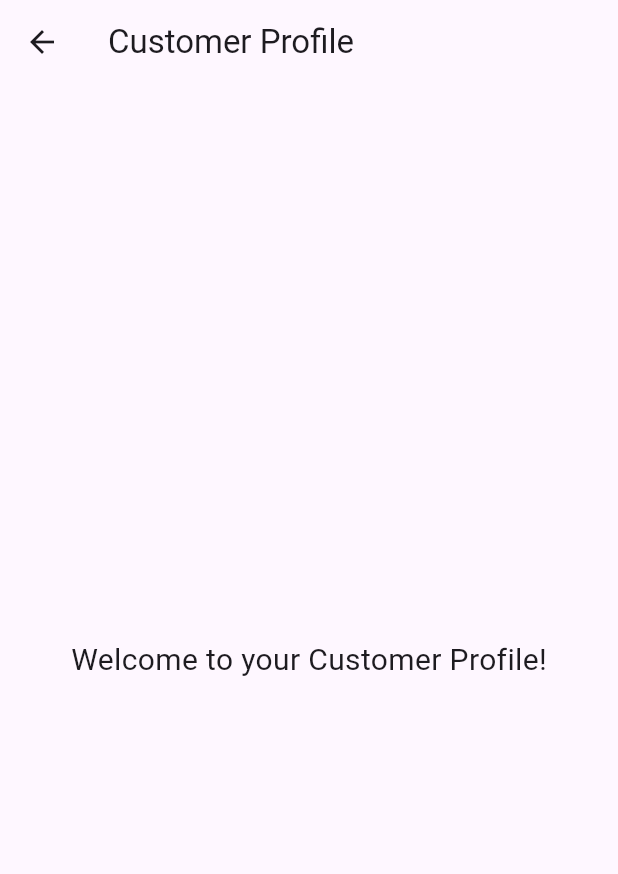
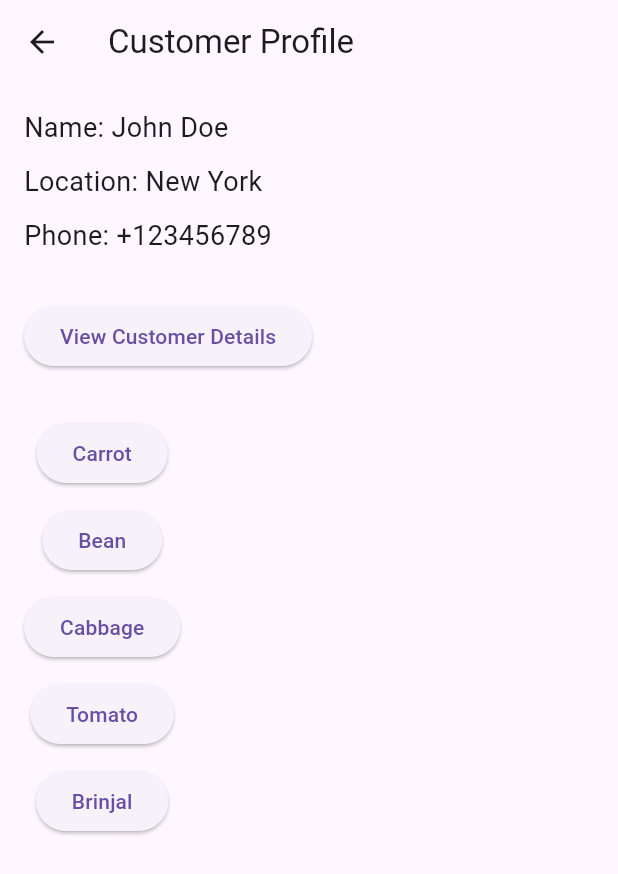
Before and after one commit to Chanuth412-pixel/agrimate, a Flutter app: the CustomerProfileScreen screen opened by its route, on a phone screen of 412 x 824 dp. Shown: the top 874 px of the screen. Run offline on Flutter 3.47's test engine with Material 3 defaults, Android fonts, the phone set to English and light mode, and no system bars; our stand-ins replace cloud_firestore, firebase_core, shared_preferences; accounts and stored records are empty.

Commit message:
Commited So Far by _Chanuth_

```diff
--- a/lib/main.dart
+++ b/lib/main.dart
@@ -42,8 +42,8 @@ class MyApp extends StatelessWidget {
         '/createCustomerProfile': (context) => CreateCustomerProfileScreen(),  // Customer Sign-Up
         '/farmerProfile': (context) => FarmerProfileScreen(),  // Farmer Profile
         '/customerProfile': (context) => CustomerProfileScreen(),  // Customer Profile
-        '/farmerLogIn': (context) => FarmerLogInScreen(),  // Farmer Log In
-        '/customerLogIn': (context) => CustomerLogInScreen(),  // Customer Log In
+        '/farmerLogIn': (context) => FarmerLogInScreen(),  // Correct import for Farmer Log In screen
+        '/customerLogIn': (context) => CustomerLogInScreen(),  // Correct import for Customer Log In screen
         '/farmerSelection': (context) => RoleSelectionScreen(role: 'Farmer'),  // Farmer Role Selection
         '/customerSelection': (context) => RoleSelectionScreen(role: 'Customer'),  // Customer Role Selection
       },
--- /dev/null
+++ b/lib/screens/customer_detail_page.dart
@@ -0,0 +1,34 @@
+import 'package:flutter/material.dart';
+
+class CustomerDetailPage extends StatelessWidget {
+  final Map<String, dynamic> customerData;  // Required named parameter
+
+  // Constructor to receive customerData
+  CustomerDetailPage({required this.customerData});
+
+  @override
+  Widget build(BuildContext context) {
+    // Extract customer data
+    String name = customerData['name'] ?? 'N/A';
+    String location = customerData['location'] ?? 'N/A';
+    String phone = customerData['phone'] ?? 'N/A';
+
+    return Scaffold(
+      appBar: AppBar(title: const Text('Customer Details')),
+      body: Padding(
+        padding: const EdgeInsets.all(16.0),
+        child: Column(
+          crossAxisAlignment: CrossAxisAlignment.start,
+          children: [
+            Text('Name: $name', style: TextStyle(fontSize: 18)),
+            SizedBox(height: 10),
+            Text('Location: $location', style: TextStyle(fontSize: 18)),
+            SizedBox(height: 10),
+            Text('Phone: $phone', style: TextStyle(fontSize: 18)),
+            // Add more fields if needed
+          ],
+        ),
+      ),
+    );
+  }
+}
--- a/lib/screens/customer_profile_screen.dart
+++ b/lib/screens/customer_profile_screen.dart
@@ -1,13 +1,95 @@
 import 'package:flutter/material.dart';
+import 'customer_detail_page.dart';  // Import the CustomerDetailPage
 
 class CustomerProfileScreen extends StatelessWidget {
   @override
   Widget build(BuildContext context) {
+    // Sample data, replace with dynamic data if needed
+    Map<String, dynamic> customerData = {
+      'name': 'John Doe',
+      'location': 'New York',
+      'phone': '+123456789',
+    };
+
     return Scaffold(
       appBar: AppBar(title: const Text('Customer Profile')),
-      body: const Center(
-        child: Text('Welcome to your Customer Profile!', style: TextStyle(fontSize: 20)),
+      body: Padding(
+        padding: const EdgeInsets.all(16.0),
+        child: Column(
+          crossAxisAlignment: CrossAxisAlignment.start, // Aligning the text to the left
+          children: [
+            // Display customer data in a neat format
+            Text(
+              'Name: ${customerData['name']}',
+              style: TextStyle(fontSize: 18),
+            ),
+            SizedBox(height: 10),
+            Text(
+              'Location: ${customerData['location']}',
+              style: TextStyle(fontSize: 18),
+            ),
+            SizedBox(height: 10),
+            Text(
+              'Phone: ${customerData['phone']}',
+              style: TextStyle(fontSize: 18),
+            ),
+            SizedBox(height: 30), // Adding some space before the button section
+
+            // Button to navigate to CustomerDetailPage
+            ElevatedButton(
+              onPressed: () {
+                // Pass the customer data to the CustomerDetailPage
+                Navigator.push(
+                  context,
+                  MaterialPageRoute(
+                    builder: (context) => CustomerDetailPage(customerData: customerData),
+                  ),
+                );
+              },
+              child: Text("View Customer Details"),
+            ),
+
+            SizedBox(height: 30), // Adding space before vegetable buttons
+
+            // Vegetable Buttons
+            Column(
+              children: [
+                VegetableButton(vegetableName: "Carrot", context: context),
+                SizedBox(height: 10), // Add space between buttons
+                VegetableButton(vegetableName: "Bean", context: context),
+                SizedBox(height: 10),
+                VegetableButton(vegetableName: "Cabbage", context: context),
+                SizedBox(height: 10),
+                VegetableButton(vegetableName: "Tomato", context: context),
+                SizedBox(height: 10),
+                VegetableButton(vegetableName: "Brinjal", context: context),
+              ],
+            )
+          ],
+        ),
       ),
     );
   }
 }
+
+// A reusable widget for each vegetable button
+class VegetableButton extends StatelessWidget {
+  final String vegetableName;
+  final BuildContext context;
+
+  VegetableButton({required this.vegetableName, required this.context});
+
+  @override
+  Widget build(BuildContext context) {
+    return ElevatedButton(
+      onPressed: () {
+        // Action for the vegetable button, for now just a placeholder
+        print('Selected $vegetableName');
+        ScaffoldMessenger.of(context).showSnackBar(
+          SnackBar(content: Text('$vegetableName selected')),
+        );
+      },
+      child: Text(vegetableName),
+    );
+  }
+}
--- /dev/null
+++ b/lib/screens/farmer_detail_screen.dart
@@ -0,0 +1,40 @@
+import 'package:flutter/material.dart';
+
+class FarmerDetailScreen extends StatelessWidget {
+  final Map<String, dynamic> farmerData;
+
+  // Constructor to receive farmer data from the previous screen
+  FarmerDetailScreen({required this.farmerData});
+
+  @override
+  Widget build(BuildContext context) {
+    // Fetching farmer data from the passed map
+    String name = farmerData['name'] ?? 'N/A';
+    String location = farmerData['location'] ?? 'N/A';
+    String phone = farmerData['phone'] ?? 'N/A';
+
+    return Scaffold(
+      appBar: AppBar(
+        title: Text('Farmer Details'),
+      ),
+      body: Padding(
+        padding: const EdgeInsets.all(16.0),
+        child: Column(
+          crossAxisAlignment: CrossAxisAlignment.start,
+          children: [
+            // Display farmer's name
+            Text('Name: $name', style: TextStyle(fontSize: 18)),
+            SizedBox(height: 10),
+
+            // Display farmer's location
+            Text('Location: $location', style: TextStyle(fontSize: 18)),
+            SizedBox(height: 10),
+
+            // Display farmer's phone number
+            Text('Phone: $phone', style: TextStyle(fontSize: 18)),
+          ],
+        ),
+      ),
+    );
+  }
+}
--- a/pubspec.yaml
+++ b/pubspec.yaml
@@ -12,6 +12,7 @@ environment:
 dependencies:
   flutter:
     sdk: flutter
+  shared_preferences: ^2.0.11
   cupertino_icons: ^1.0.8
   firebase_core: ^3.13.1
   firebase_storage: ^12.4.6
```
Also changed, not shown: lib/firestore_service.dart (+63 -23 lines), lib/screens/create_farmer_profile_screen.dart (+57 -58 lines), lib/screens/farmer_log_in_screen.dart (+7 -7 lines), lib/screens/farmer_profile_screen.dart (+46 -2 lines), lib/screens/firestore_service.dart (+63 -23 lines), pubspec.lock, 1 other file.
